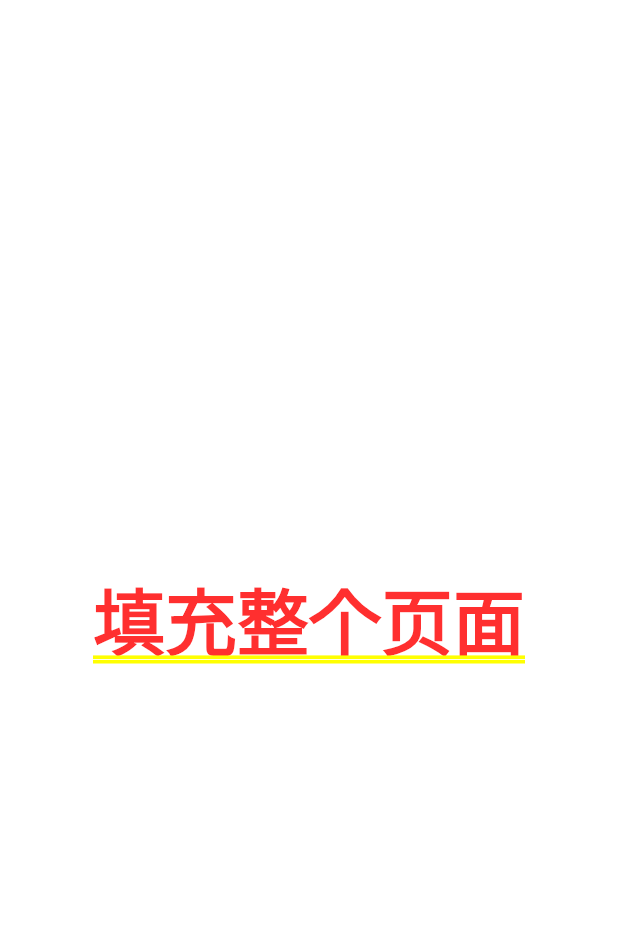
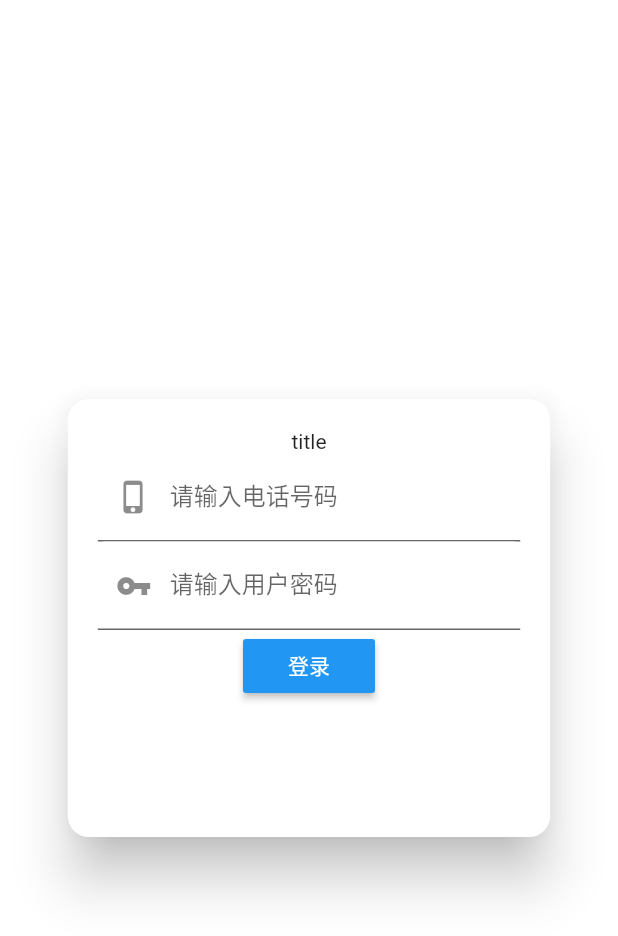
Before and after one commit to lixingqiao01/flutter_demo, a Flutter app: the screen it shows after launch, on a phone screen of 412 x 824 dp. Shown: the top 936 px of the screen. Run offline on Flutter 3.47's test engine with Material 2 defaults, Android fonts, the phone set to English and light mode, and no system bars; our stand-ins replace dio, shared_preferences.

Commit message:
import dio and Custom Dio

```diff
--- a/lib/page/Login.dart
+++ b/lib/page/Login.dart
@@ -1,4 +1,5 @@
 import 'package:flutter/material.dart';
+import 'package:dio/dio.dart';
 import 'package:shared_preferences/shared_preferences.dart';
 
 class Login extends StatefulWidget {
@@ -16,10 +17,53 @@ class LoginState extends State<Login> {
     // TODO: implement build
     return Container(
       child: Center(
-        child: Text("填充整个页面"),
+        child: SizedBox(
+          height: 300,
+          child:FractionallySizedBox(
+            widthFactor: 0.8,
+            child: Card(
+              elevation: 15.0,
+              shape: const RoundedRectangleBorder(borderRadius: BorderRadius.all(Radius.circular(14.0))),
+              child:Padding(
+                padding: EdgeInsets.all(20),
+                child: Column(
+                  children: <Widget>[
+                    Text("title"),
+                    TextField(
+                      decoration: InputDecoration(
+                        fillColor:  Colors.white,
+                        filled: true,
+                        labelText: "请输入电话号码",
+                        prefixIcon: Icon(Icons.phone_iphone),
+//                        helperText: "aaaaaa"
+                      ),
+                    ),
+                    TextField(
+                      decoration: InputDecoration(
+                          fillColor:  Colors.white,
+                          filled: true,
+                          labelText: "请输入用户密码",
+                          prefixIcon: Icon(Icons.vpn_key),
+//                          helperText: "aaaaaa"
+                      ),
+                      obscureText: true,
+                    ),
+                    MaterialButton(
+                      color: Colors.blue,
+                      textColor: Colors.white,
+                      child: Text('登录'),
+                      onPressed: (){
+                        print("点击了登录");
+                      },
+                    )
+                  ],
+                ),
+              )
+            ),
+          )
+        ),
       ),
       color: Colors.white,
     );
   }
-
 }
--- a/pubspec.yaml
+++ b/pubspec.yaml
@@ -24,6 +24,7 @@ dependencies:
   # Use with the CupertinoIcons class for iOS style icons.
   cupertino_icons: ^0.1.2
   shared_preferences: ^0.5.4+6
+  dio: ^3.0.0
 
 dev_dependencies:
   flutter_test:
```
Also changed, not shown: lib/Until/DioUntil.dart (added), pubspec.lock, 1 other file.
